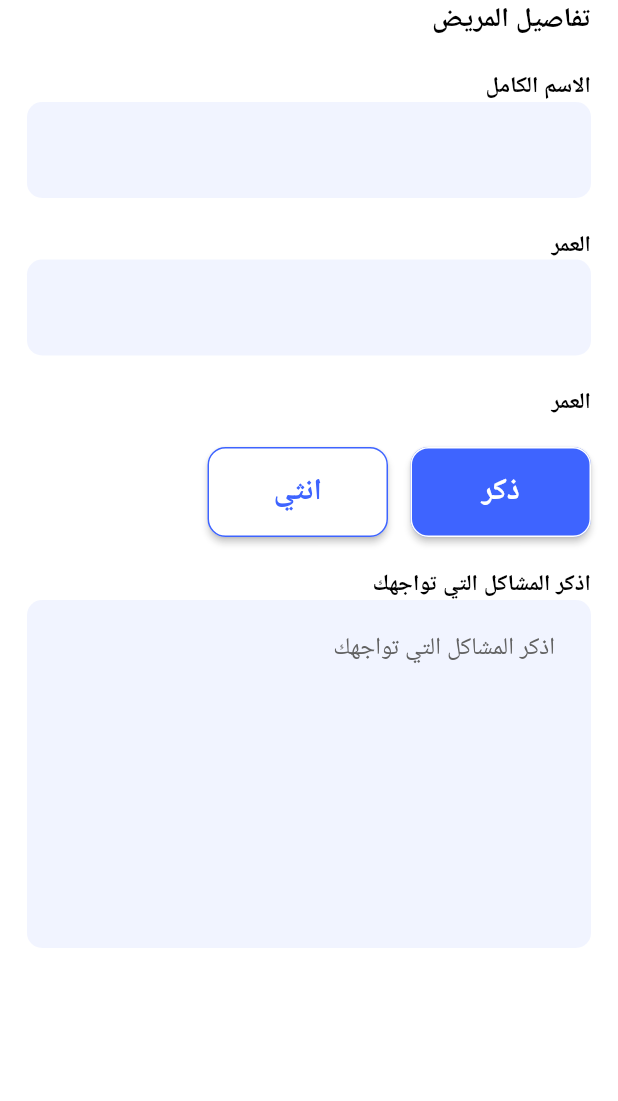
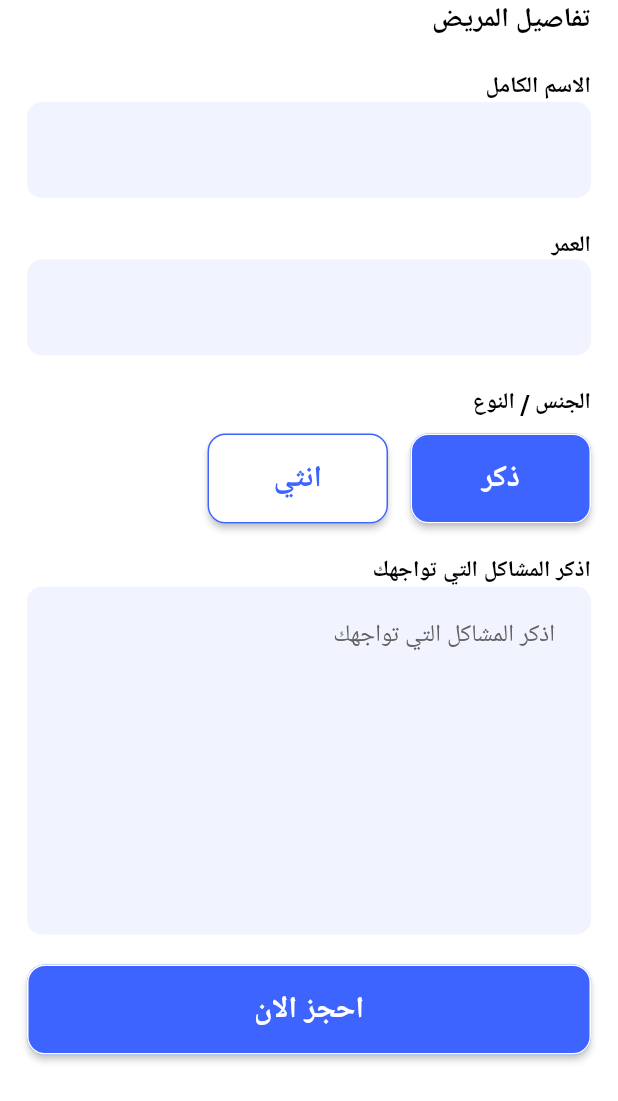
Before and after one commit to Open-Sourcers/DocLink_Flutter, a Flutter app: the PatientDetailsSection widget shown alone on an empty page, opened directly, on a phone screen of 412 x 824 dp. Shown: the top 1101 px of the screen. Run offline on Flutter 3.47's test engine with Material 3 defaults, Android fonts, the phone set to English and light mode, and no system bars; our stand-ins replace awesome_dialog, dartz, dio, dropdown_button2, flutter_bloc, flutter_screenutil and 8 more.

Commit message:
new appointment view UI done

```diff
--- a/lib/features/user_views/new_appointment/presentation/views/widgets/patient_details_section.dart
+++ b/lib/features/user_views/new_appointment/presentation/views/widgets/patient_details_section.dart
@@ -1,3 +1,4 @@
+import 'package:doc_link_project/core/common/widgets/custom_button.dart';
 import 'package:doc_link_project/core/common/widgets/custom_text_form_field.dart';
 import 'package:doc_link_project/core/utils/app_colors.dart';
 import 'package:doc_link_project/core/utils/styless.dart';
@@ -50,6 +51,11 @@ class PatientDetailsSection extends StatelessWidget {
           const SizedBox(height: 20),
           const WriteYourProblemSection(),
           const SizedBox(height: 20),
+          CustomButton(
+            onPressed: () {},
+            buttonTitle: S.of(context).setAppointment,
+          ),
+          const SizedBox(height: 20),
         ],
       ),
     );
--- a/lib/features/user_views/new_appointment/presentation/views/widgets/patient_gender.dart
+++ b/lib/features/user_views/new_appointment/presentation/views/widgets/patient_gender.dart
@@ -20,11 +20,11 @@ class _PatientGenderState extends State<PatientGender> {
         SizedBox(
           width: double.infinity,
           child: Text(
-            S.of(context).age,
+            S.of(context).gender,
             style: Styless.textSemiBold15.copyWith(color: AppColors.black),
           ),
         ),
-        const SizedBox(height: 20),
+        const SizedBox(height: 10),
         Row(
           children: [
             Expanded(
--- a/lib/l10n/intl_ar.arb
+++ b/lib/l10n/intl_ar.arb
@@ -58,6 +58,7 @@
   "search": "ابحث",
   "doctors": "الأطباء",
   "newAppointment": "حجز جدبد",
+  "setAppointment": "احجز الان",
   "availableTime": "الوقت المتاح",
   "patientDetails": "تفاصيل المريض",
   "gender": "الجنس / النوع",
--- a/lib/l10n/intl_en.arb
+++ b/lib/l10n/intl_en.arb
@@ -58,6 +58,7 @@
   "search": "Search",
   "doctors": "Doctors",
   "newAppointment": "New Appointment",
+  "setAppointment": "Set Appointment",
   "availableTime": "Available Time",
   "patientDetails": "Patient Details",
   "gender": "Gender",
```
Also changed, not shown: lib/generated/intl/messages_ar.dart, lib/generated/intl/messages_en.dart, lib/generated/l10n.dart.
